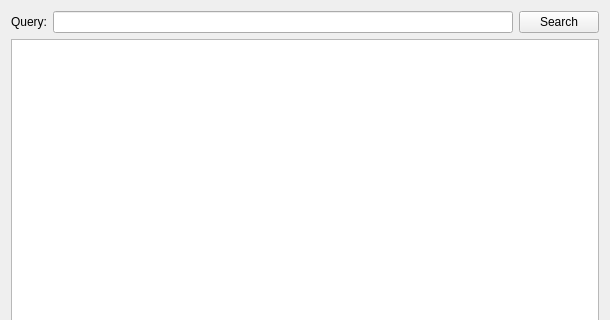
The window that src/calibre/gui2/store/config/chooser/chooser_widget.ui (debian-calibre/calibre) describes before a commit, drawn with Qt 5; both pictures show x 0 to 610 and y 0 to 320 of the 610 by 553 pixel window.
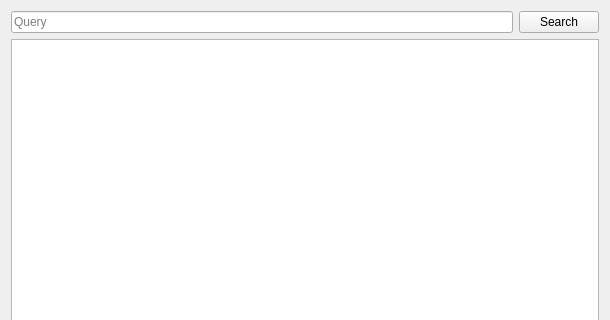
The same window after the commit. Icons and pictures are not drawn. Custom widgets are drawn as their Qt base class.

Patch:
```diff
--- a/src/calibre/gui2/store/config/chooser/chooser_widget.ui
+++ b/src/calibre/gui2/store/config/chooser/chooser_widget.ui
@@ -16,13 +16,6 @@
   <layout class="QVBoxLayout" name="verticalLayout">
    <item>
     <layout class="QHBoxLayout" name="horizontalLayout">
-     <item>
-      <widget class="QLabel" name="label">
-       <property name="text">
-        <string>Query:</string>
-       </property>
-      </widget>
-     </item>
      <item>
       <widget class="HistoryLineEdit" name="query">
        <property name="sizePolicy">
@@ -31,6 +24,9 @@
          <verstretch>0</verstretch>
         </sizepolicy>
        </property>
+       <property name="placeholderText">
+        <string>Query</string>
+       </property>
        <property name="clearButtonEnabled">
         <bool>true</bool>
        </property>
```
